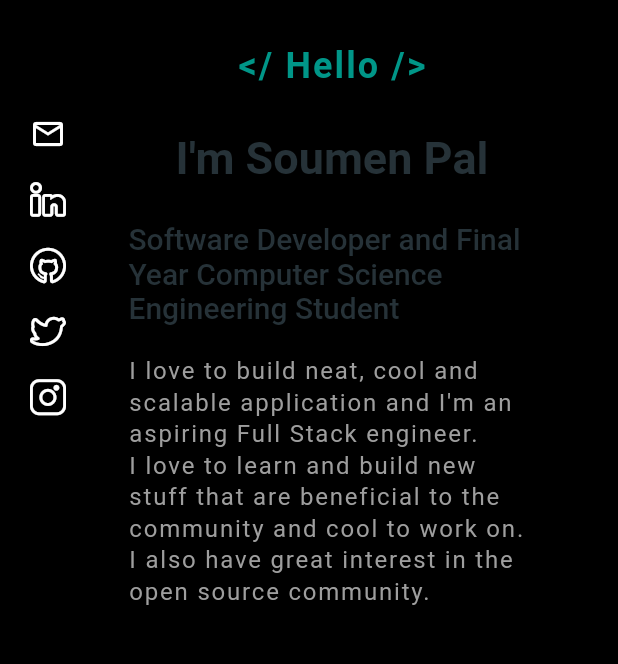
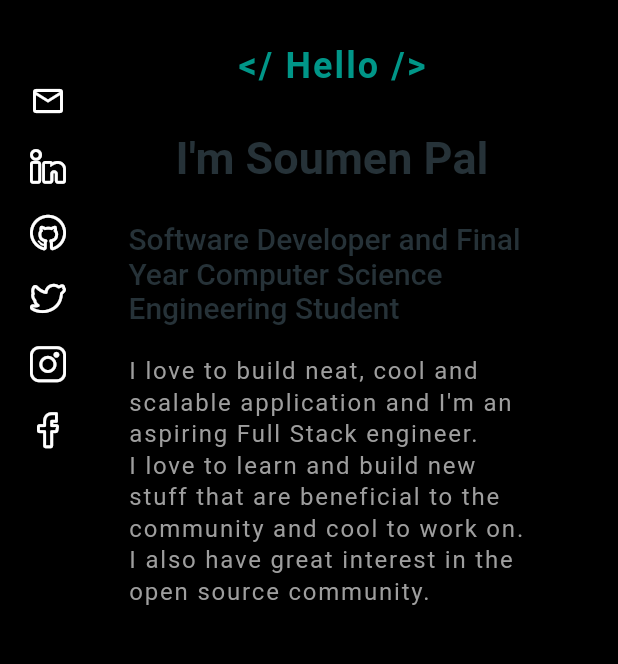
Before and after one commit to Moumita-ghosh05021998/MoumitaPortfolio, a Flutter app: the screen it shows after launch, on a phone screen of 412 x 824 dp, the part 278-942 px from its top. Run offline on Flutter 3.47's test engine with Material 2 defaults, Android fonts, the phone set to English and light mode, and no system bars; drawn by our look-alikes of animated_text_kit, velocity_x; our stand-ins replace flutter_spinkit.

Commit message:
Update SocialAccounts.dart
icon added

```diff
--- a/lib/Adapter/SocialAccounts.dart
+++ b/lib/Adapter/SocialAccounts.dart
@@ -63,7 +63,7 @@ class SocialAccounts extends StatelessWidget {
             .make(),
       ),
       20.widthBox,
-     /* Container(
+      Container(
         padding: EdgeInsets.all(10),
         child: Icon(
           IconData(0xe801,fontFamily: 'MySocialIcons',fontPackage: null),
@@ -71,7 +71,7 @@ class SocialAccounts extends StatelessWidget {
         ).mdClick(() {
           launch(FACEBOOK_URL);
         }).make(),
-      ),*/
+      ),
     ].vStack();
   }
 }
```
